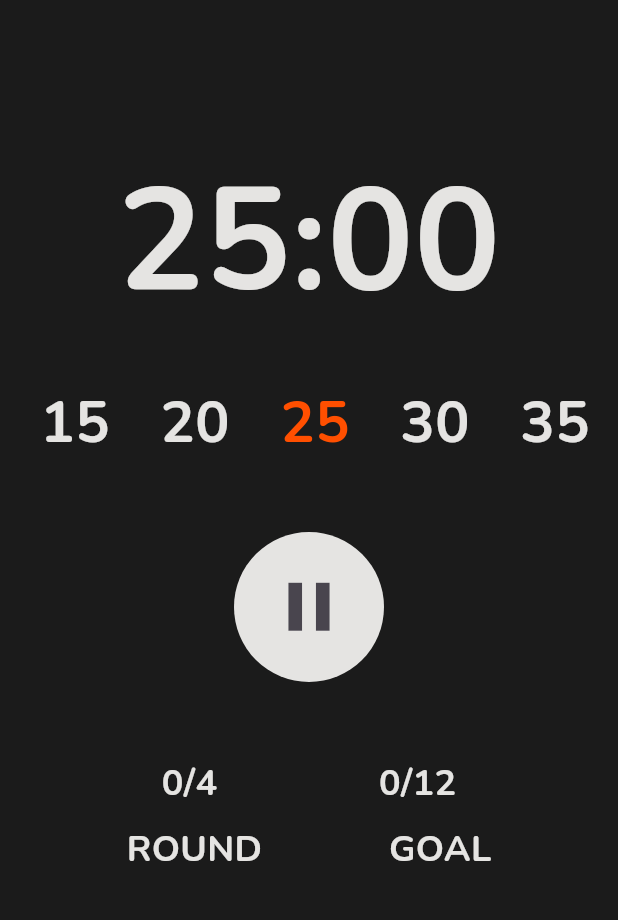
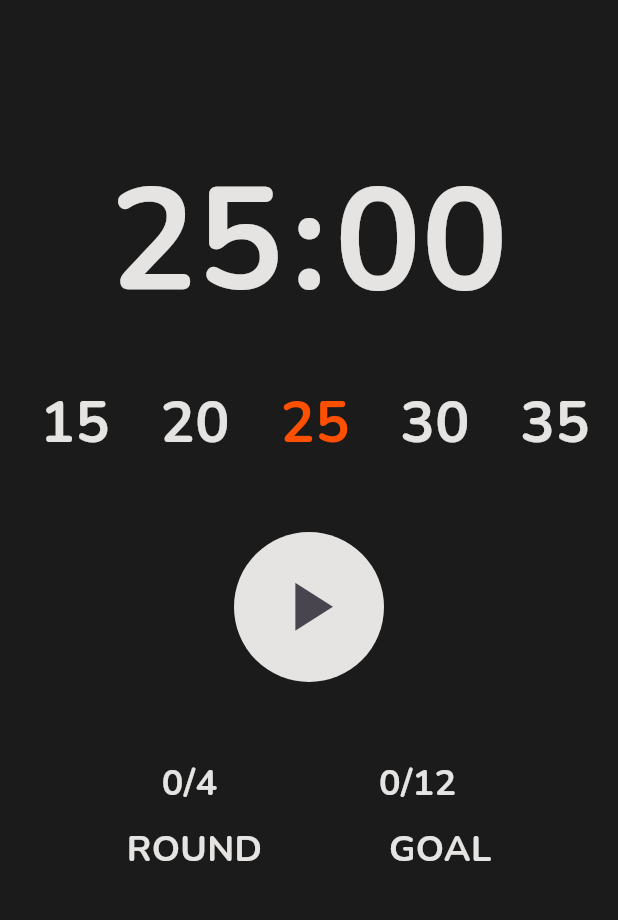
Before and after one commit to hpzynha/pomodero_app, a Flutter app: the screen it shows once a user with an empty profile is signed in, on a phone screen of 412 x 824 dp, the part 65-985 px from its top. Run offline on Flutter 3.47's test engine with Material 3 defaults, Android fonts, the light colour scheme and no system bars; our stand-ins replace animated_splash_screen, easy_localization, firebase_auth, firebase_core, flutter_svg, google_fonts and 1 more; accounts and stored records are empty; network calls fail.

Commit message:
timer working

```diff
--- a/lib/service/time_service.dart
+++ b/lib/service/time_service.dart
@@ -3,9 +3,24 @@
 import 'package:flutter/material.dart';
 
 class TimerService extends ChangeNotifier {
-  Timer? timer;
+  late Timer _timer;
   double currentDuration = 1500;
   double selectedTime = 1500;
+  bool timerPlaying = false;
+
+  void start() {
+    timerPlaying = true;
+    _timer = Timer.periodic(Duration(seconds: 1), (timer) {
+      currentDuration--;
+      notifyListeners();
+    });
+  }
+
+  void pause() {
+    _timer.cancel();
+    timerPlaying = false;
+    notifyListeners();
+  }
 
   void selectTime(double seconds) {
     selectedTime = seconds;
--- a/lib/widgets/timer_controller.dart
+++ b/lib/widgets/timer_controller.dart
@@ -1,5 +1,7 @@
 import 'package:flutter/material.dart';
+import 'package:pomodero_app/service/time_service.dart';
 import 'package:pomodero_app/style/colors.dart';
+import 'package:provider/provider.dart';
 
 class TimerController extends StatefulWidget {
   const TimerController({super.key});
@@ -11,14 +13,21 @@
 class _TimerControllerState extends State<TimerController> {
   @override
   Widget build(BuildContext context) {
+    final provider = Provider.of<TimerService>(context);
     return Container(
       width: 100,
       height: 100,
       decoration: BoxDecoration(color: textDarkMode, shape: BoxShape.circle),
       child: IconButton(
-        icon: Icon(Icons.pause),
+        icon: provider.timerPlaying
+            ? const Icon(Icons.pause)
+            : const Icon(Icons.play_arrow_sharp),
         iconSize: 55,
-        onPressed: () {},
+        onPressed: () {
+          provider.timerPlaying
+              ? Provider.of<TimerService>(context, listen: false).pause()
+              : Provider.of<TimerService>(context, listen: false).start();
+        },
       ),
     );
   }
--- a/lib/widgets/timer_widget.dart
+++ b/lib/widgets/timer_widget.dart
@@ -1,11 +1,36 @@
 import 'package:flutter/material.dart';
+import 'package:pomodero_app/service/time_service.dart';
 import 'package:pomodero_app/style/text_styles.dart';
+import 'package:provider/provider.dart';
 
 class TimerWidget extends StatelessWidget {
   const TimerWidget({super.key});
 
   @override
   Widget build(BuildContext context) {
-    return Text('25:00', style: PomoderoTextStyles.pomodoroTimer);
+    final provider = Provider.of<TimerService>(context);
+    final seconds = provider.currentDuration % 60;
+    final minutes = provider.currentDuration ~/ 60;
+    return Row(
+      children: [
+        Text(
+          minutes.toString(),
+          style: PomoderoTextStyles.pomodoroTimer,
+        ),
+        const SizedBox(width: 5),
+        Text(
+          ':',
+          style: PomoderoTextStyles.pomodoroTimer,
+        ),
+        const SizedBox(width: 5),
+        Text(
+            seconds == 0
+                ? "00"
+                : (seconds < 10)
+                    ? "0${seconds.round()}"
+                    : seconds.round().toString(),
+            style: PomoderoTextStyles.pomodoroTimer),
+      ],
+    );
   }
 }
```
